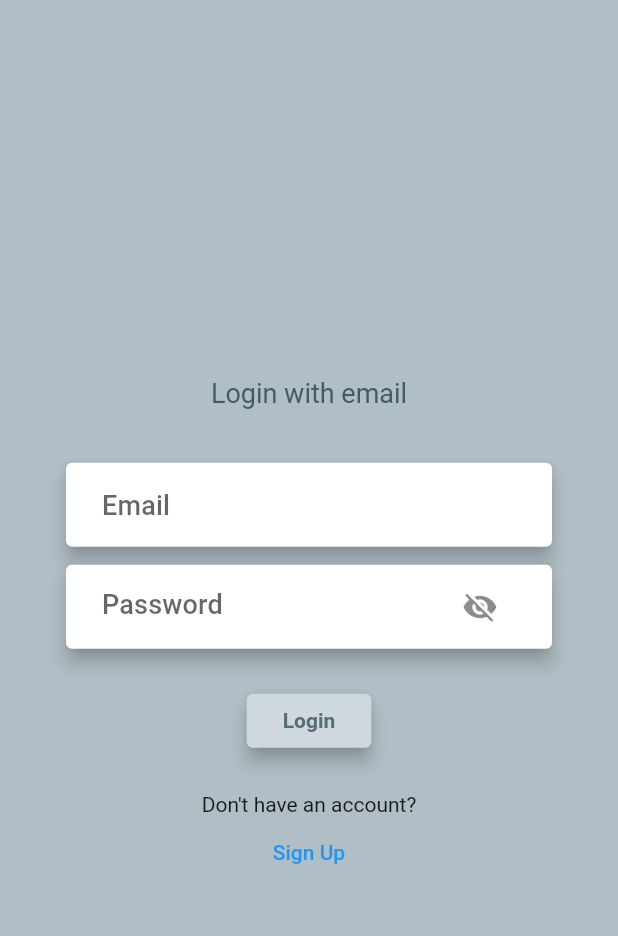
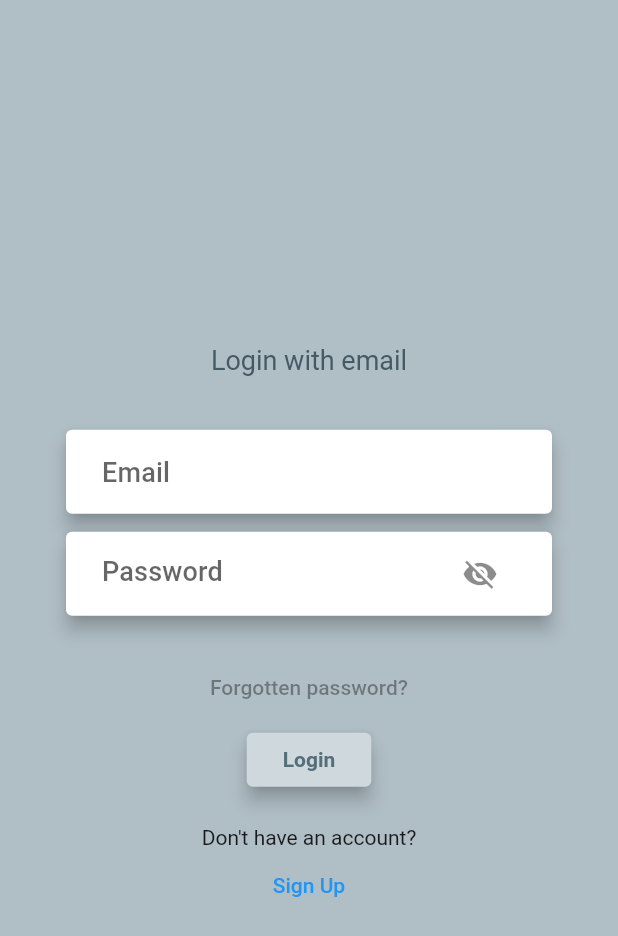
Before and after one commit to YanniTheDeveloper/gorin_users, a Flutter app: the screen it shows after launch, on a phone screen of 412 x 824 dp. Shown: the top 936 px of the screen. Run offline on Flutter 3.47's test engine with Material 2 defaults, Android fonts, the phone set to English and light mode, and no system bars; our stand-ins replace bloc, cloud_firestore, equatable, firebase_auth, firebase_core, firebase_storage and 3 more; accounts and stored records are empty; generated files the repository leaves out were written again.

```diff
--- a/lib/bloc/auth/auth_bloc.dart
+++ b/lib/bloc/auth/auth_bloc.dart
@@ -59,8 +59,6 @@ class AuthBloc extends Bloc<AuthEvent, AuthState> {
   }
 
   Stream<AuthState> _mapAppStartedToState() async* {
-    yield AppLoading();
-    sleep(Duration(milliseconds: 2500));
     try {
       final userId = await _getUserId.execute();
       if (userId != null) {
--- /dev/null
+++ b/lib/domain/use_cases/storage_use_cases/upload_file.dart
@@ -0,0 +1,13 @@
+import 'dart:io';
+
+import 'package:gorin_users/domain/repositories/storage_repository.dart';
+import 'package:meta/meta.dart';
+
+class UploadFile {
+  final StorageRepository _storageRepository;
+  UploadFile(this._storageRepository);
+
+  Future<String> execute(
+      {@required File file, @required String userName, @required String extension}) =>
+      _storageRepository.uploadFile(file: file, userName: userName, extension: extension);
+}
--- a/lib/ui/pages/home_page.dart
+++ b/lib/ui/pages/home_page.dart
@@ -52,9 +52,9 @@ class HomePage extends StatelessWidget {
                           )))
             ]);
           } else if (state is UsersEmpty) {
-            return Text("No users yet");
+            return Center(child: Text("No users yet"));
           } else {
-            return Text("Error Loading");
+            return Center(child: Text("Error Loading"));
           }
         },
       ),
--- a/lib/ui/pages/login_page.dart
+++ b/lib/ui/pages/login_page.dart
@@ -64,14 +64,17 @@ class LoginPage extends StatelessWidget {
                             _credentialEntity.password = password;
                           },
                         ),
-                        LoginButton(onLoginTap: () {
-                          log("User: ${_credentialEntity.email}, password: ${_credentialEntity.password}");
-                          BlocProvider.of<AuthBloc>(context)
-                              .add(LogInRequest(_credentialEntity));
-                        }),
                       ],
                     ),
                   ),
+                  Center(
+                      child: TextButton(
+                          child: Text("Forgotten password?"), onPressed: null)),
+                  LoginButton(onLoginTap: () {
+                    log("User: ${_credentialEntity.email}, password: ${_credentialEntity.password}");
+                    BlocProvider.of<AuthBloc>(context)
+                        .add(LogInRequest(_credentialEntity));
+                  }),
                   Center(child: Text("Don't have an account?")),
                   Center(
                       child: TextButton(
--- a/lib/ui/pages/splash_screen.dart
+++ b/lib/ui/pages/splash_screen.dart
@@ -10,7 +10,7 @@ class SplashScreen extends StatelessWidget {
   Widget build(BuildContext context) {
     log("In $id");
     return Scaffold(
-      backgroundColor: Colors.blue,
+      backgroundColor: Colors.blueGrey[600],
       body: Column(
         mainAxisAlignment: MainAxisAlignment.center,
         crossAxisAlignment: CrossAxisAlignment.center,
--- a/lib/ui/widgets/buttons/login_button.dart
+++ b/lib/ui/widgets/buttons/login_button.dart
@@ -8,7 +8,7 @@ class LoginButton extends StatelessWidget {
   @override
   Widget build(BuildContext context) {
     return Container(
-        margin: EdgeInsets.only(top: 24),
+        margin: EdgeInsets.fromLTRB(20, 0, 20, 20),
         child: ElevatedButton(
             onPressed: onLoginTap,
             style: ButtonStyle(
```
Also changed, not shown: lib/domain/entities/image_holder.dart (added, +7 -0 lines), lib/ui/pages/register_page.dart (+7 -13 lines), lib/ui/widgets/image_holders/profile_image_input.dart (added, +40 -0 lines).
